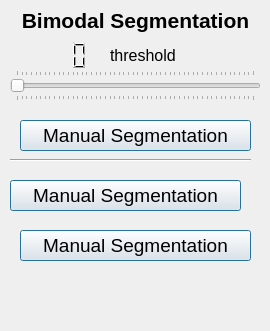
Old version of the form GUI/thresholdqwidget.ui in the repository JianchengZh/learning-image-processing.
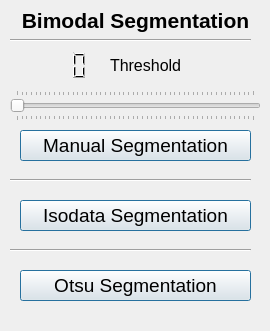
New version of the form.

The edit to the form file:
```diff
--- a/GUI/thresholdqwidget.ui
+++ b/GUI/thresholdqwidget.ui
@@ -17,7 +17,7 @@
    <property name="geometry">
     <rect>
      <x>20</x>
-     <y>40</y>
+     <y>50</y>
      <width>91</width>
      <height>31</height>
     </rect>
@@ -39,7 +39,7 @@
    <property name="geometry">
     <rect>
      <x>10</x>
-     <y>70</y>
+     <y>90</y>
      <width>251</width>
      <height>31</height>
     </rect>
@@ -70,7 +70,7 @@
    <property name="geometry">
     <rect>
      <x>20</x>
-     <y>120</y>
+     <y>130</y>
      <width>231</width>
      <height>31</height>
     </rect>
@@ -91,7 +91,7 @@
    <property name="geometry">
     <rect>
      <x>110</x>
-     <y>40</y>
+     <y>50</y>
      <width>71</width>
      <height>31</height>
     </rect>
@@ -108,7 +108,7 @@
     <enum>QFrame::Plain</enum>
    </property>
    <property name="text">
-    <string>threshold</string>
+    <string>Threshold</string>
    </property>
   </widget>
   <widget class="QLabel" name="label">
@@ -137,8 +137,8 @@
   <widget class="QPushButton" name="pushButton_2">
    <property name="geometry">
     <rect>
-     <x>10</x>
-     <y>180</y>
+     <x>20</x>
+     <y>200</y>
      <width>231</width>
      <height>31</height>
     </rect>
@@ -149,7 +149,7 @@
     </font>
    </property>
    <property name="text">
-    <string>Manual Segmentation</string>
+    <string>Isodata Segmentation</string>
    </property>
    <property name="default">
     <bool>true</bool>
@@ -159,7 +159,7 @@
    <property name="geometry">
     <rect>
      <x>20</x>
-     <y>230</y>
+     <y>270</y>
      <width>231</width>
      <height>31</height>
     </rect>
@@ -170,7 +170,7 @@
     </font>
    </property>
    <property name="text">
-    <string>Manual Segmentation</string>
+    <string>Otsu Segmentation</string>
    </property>
    <property name="default">
     <bool>true</bool>
@@ -180,7 +180,33 @@
    <property name="geometry">
     <rect>
      <x>10</x>
-     <y>150</y>
+     <y>170</y>
+     <width>241</width>
+     <height>20</height>
+    </rect>
+   </property>
+   <property name="orientation">
+    <enum>Qt::Horizontal</enum>
+   </property>
+  </widget>
+  <widget class="Line" name="line_2">
+   <property name="geometry">
+    <rect>
+     <x>10</x>
+     <y>240</y>
+     <width>241</width>
+     <height>20</height>
+    </rect>
+   </property>
+   <property name="orientation">
+    <enum>Qt::Horizontal</enum>
+   </property>
+  </widget>
+  <widget class="Line" name="line_3">
+   <property name="geometry">
+    <rect>
+     <x>10</x>
+     <y>30</y>
      <width>241</width>
      <height>20</height>
     </rect>
```
